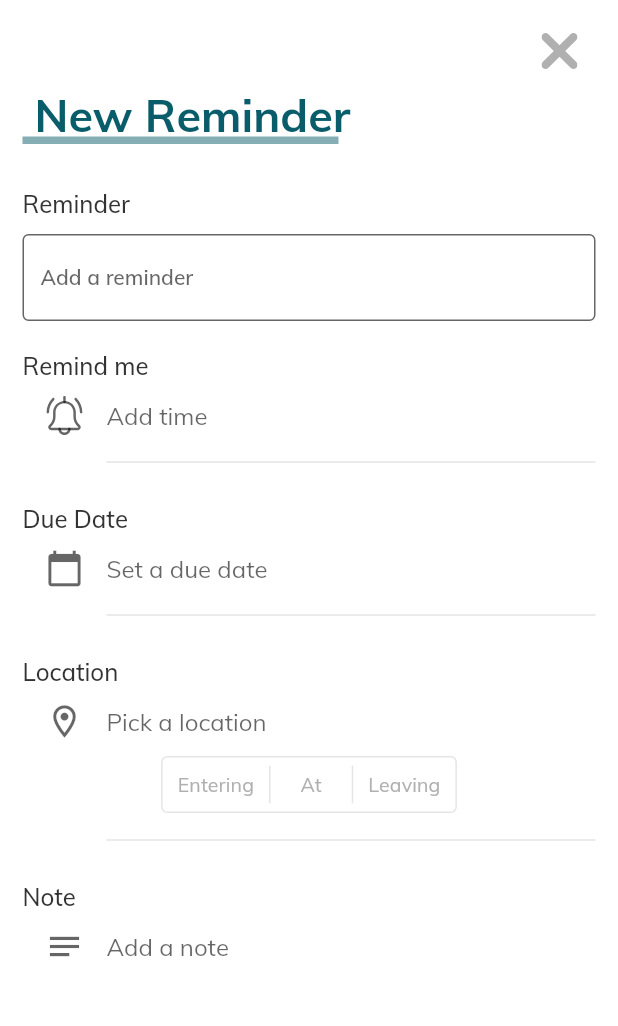
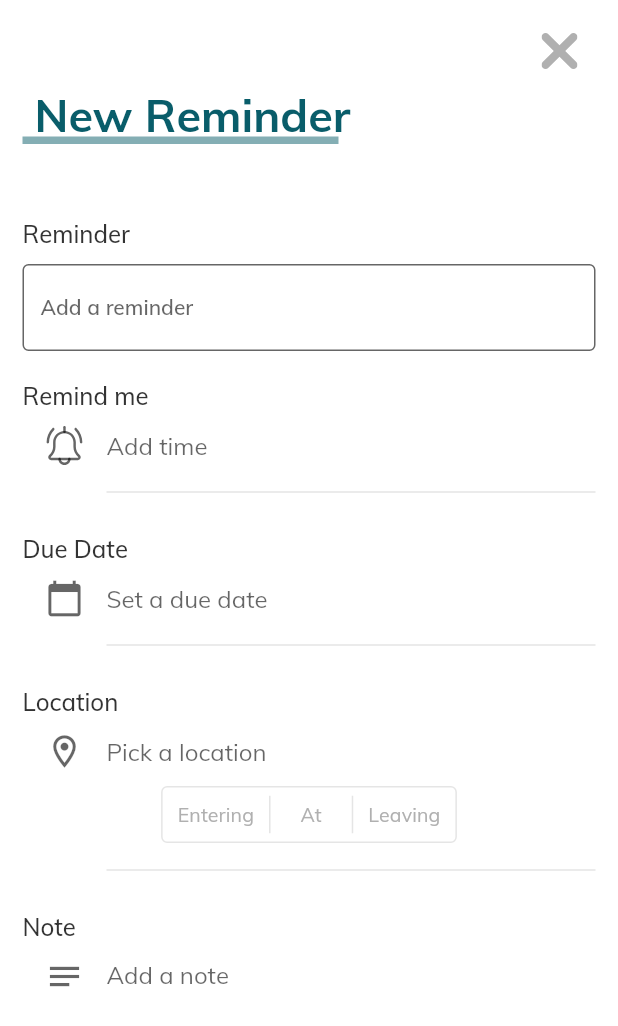
Before and after one commit to softode-code/geo_reminders, a Flutter app: the NewReminder screen opened directly, on a phone screen of 412 x 824 dp. Shown: the top 1026 px of the screen. Run offline on Flutter 3.47's test engine with Material 2 defaults, Android fonts, the phone set to English and light mode, and no system bars; our stand-ins replace flutter_svg, geolocator, google_maps_flutter, sqflite; accounts and stored records are empty.

Commit message:
Note TextFormField

```diff
--- /dev/null
+++ b/lib/screens/new_reminder/location_status.dart
@@ -0,0 +1,97 @@
+import 'package:flutter/material.dart';
+import 'package:geo_reminders/res/colors.dart';
+
+class LocationStatus extends StatelessWidget {
+  LocationStatus({
+    Key key,
+    @required int locationStatus, this.entering, this.at, this.leaving,
+  }) : locationStatus = locationStatus, super(key: key);
+
+  final int locationStatus;
+  final Function entering;
+  final Function at;
+  final Function leaving;
+
+  @override
+  Widget build(BuildContext context) {
+    return Row(
+      mainAxisAlignment: MainAxisAlignment.center,
+      children: [
+        Container(
+          decoration: BoxDecoration(
+            borderRadius: BorderRadius.circular(4.0),
+            color: Colors.transparent,
+            border: Border.all(
+              color: Colors.black.withOpacity(0.1),
+              width: 1
+            )
+          ),
+          child: Row(
+            mainAxisAlignment: MainAxisAlignment.spaceEvenly,
+            children: [
+              InkWell(
+                onTap: entering,
+                child: Container(
+                  decoration: locationStatus != null? ( locationStatus == 1 ? BoxDecoration(
+                    color: primaryLight,
+                    borderRadius: BorderRadius.only(topLeft:Radius.circular(4), bottomLeft:Radius.circular(4))
+                  ) : null ) : null,
+                  padding: EdgeInsets.all(10),
+                  child: Text(
+                    'Entering',
+                    style: locationStatus != null ? (
+                      locationStatus == 1 ? Theme.of(context).textTheme.subtitle2.copyWith(color: Colors.white) : Theme.of(context).textTheme.subtitle2
+                    ) : Theme.of(context).textTheme.subtitle2
+                  ),
+                ),
+              ),
+              Container(
+                width: 1,
+                height: 25,
+                color: Colors.black.withOpacity(0.1),
+
+              ),
+              InkWell(
+                onTap: at,
+                child: Container(
+                  decoration: locationStatus != null? ( locationStatus == 2 ? BoxDecoration(
+                      color: primaryLight,
+                    ) : null ) : null,
+                  padding: EdgeInsets.fromLTRB(20, 10, 20, 10),
+                  child: Text(
+                    'At',
+                    style: locationStatus != null ? (
+                      locationStatus == 2 ? Theme.of(context).textTheme.subtitle2.copyWith(color: Colors.white) : Theme.of(context).textTheme.subtitle2
+                    ) : Theme.of(context).textTheme.subtitle2
+                  ),
+                ),
+              ),
+               Container(
+                width: 1,
+                height: 25,
+                color: Colors.black.withOpacity(0.1),
+
+              ),
+              InkWell(
+                onTap:leaving,
+                child: Container(
+                  decoration: locationStatus != null? ( locationStatus == 3 ? BoxDecoration(
+                      color: primaryLight,
+                      borderRadius: BorderRadius.only(topRight:Radius.circular(4), bottomRight:Radius.circular(4))
+                    ) : null ) : null,
+                  padding: EdgeInsets.all(10),
+                  child: Text(
+                    'Leaving',
+                    style: locationStatus != null ? (
+                      locationStatus == 3 ? Theme.of(context).textTheme.subtitle2.copyWith(color: Colors.white) : Theme.of(context).textTheme.subtitle2
+                    ) : Theme.of(context).textTheme.subtitle2
+                  ),
+                ),
+              )
+            ],
+          )
+        )
+      ],
+    );
+  }
+}
--- a/lib/screens/new_reminder/new_reminder.dart
+++ b/lib/screens/new_reminder/new_reminder.dart
@@ -1,6 +1,7 @@
 import 'package:flutter/material.dart';
 import 'package:flutter_svg/flutter_svg.dart';
 import 'package:geo_reminders/res/colors.dart';
+import 'package:geo_reminders/screens/new_reminder/location_status.dart';
 import 'package:geo_reminders/widgets/cross_button.dart';
 import 'package:geo_reminders/widgets/header_with_underline.dart';
 import 'package:geo_reminders/widgets/outline_input_field_with_title.dart';
@@ -15,6 +16,7 @@ class _NewReminderState extends State<NewReminder> {
   final _formkey = GlobalKey<FormState>();
   String _reminderName;
   int _locationStatus;
+  String _note;
 
   @override
   Widget build(BuildContext context) {
@@ -32,7 +34,7 @@ class _NewReminderState extends State<NewReminder> {
                     children: [
                       CrossButton(),
                       HeaderWithUnderline(text: 'New Reminder'),
-                      SizedBox(height: 30,),
+                      SizedBox(height: 50,),
                       OutlineInputFieldWithTitle(
                         title: 'Reminder',
                         hint: 'Add a reminder',
@@ -132,16 +134,34 @@ class _NewReminderState extends State<NewReminder> {
                         'Note',
                         style: Theme.of(context).textTheme.headline6,
                       ),
-                      SizedBox(height:10),
                       Row(
                         mainAxisAlignment: MainAxisAlignment.start,
+                        crossAxisAlignment: CrossAxisAlignment.start,
                         children: [
                           SizedBox(width:15),
-                          Icon(Icons.notes_outlined, color: hintColor, size: 26,),
+                          Padding(
+                            padding: const EdgeInsets.only(top:10),
+                            child: Icon(Icons.notes_outlined, color: hintColor, size: 26,),
+                          ),
                           SizedBox(width:15),
-                          Text(
-                            'Add a note',
-                            style: Theme.of(context).textTheme.subtitle1,
+                          Expanded(
+                            child: TextFormField(
+                              style: TextStyle(
+                                fontSize: 16,
+                                color: subtitleColor
+                              ),
+                              maxLines: 5,
+                              onChanged: (val)=> setState(()=>_note = val),
+                              validator: (val) => null,
+                              decoration: InputDecoration(
+                                border: InputBorder.none,
+                                enabledBorder: InputBorder.none,
+                                focusedBorder: InputBorder.none,
+                                errorBorder: InputBorder.none,
+                                hintText: 'Add a note',
+                                hintStyle: Theme.of(context).textTheme.subtitle1
+                              ),
+                            ),
                           )
                         ],
                       ),
@@ -156,98 +176,3 @@ class _NewReminderState extends State<NewReminder> {
     );
   }
 }
-
-class LocationStatus extends StatelessWidget {
-  LocationStatus({
-    Key key,
-    @required int locationStatus, this.entering, this.at, this.leaving,
-  }) : locationStatus = locationStatus, super(key: key);
-
-  int locationStatus;
-  final Function entering;
-  final Function at;
-  final Function leaving;
-
-  @override
-  Widget build(BuildContext context) {
-    return Row(
-      mainAxisAlignment: MainAxisAlignment.center,
-      children: [
-        Container(
-          decoration: BoxDecoration(
-            borderRadius: BorderRadius.circular(4.0),
-            color: Colors.transparent,
-            border: Border.all(
-              color: Colors.black.withOpacity(0.1),
-              width: 1
-            )
-          ),
-          child: Row(
-            mainAxisAlignment: MainAxisAlignment.spaceEvenly,
-            children: [
-              InkWell(
-                onTap: entering,
-                child: Container(
-                  decoration: locationStatus != null? ( locationStatus == 1 ? BoxDecoration(
-                    color: primaryLight,
-                    borderRadius: BorderRadius.only(topLeft:Radius.circular(4), bottomLeft:Radius.circular(4))
-                  ) : null ) : null,
-                  padding: EdgeInsets.all(10),
-                  child: Text(
-                    'Entering',
-                    style: locationStatus != null ? (
-                      locationStatus == 1 ? Theme.of(context).textTheme.subtitle2.copyWith(color: Colors.white) : Theme.of(context).textTheme.subtitle2
-                    ) : Theme.of(context).textTheme.subtitle2
-                  ),
-                ),
-              ),
-              Container(
-                width: 1,
-                height: 25,
-                color: Colors.black.withOpacity(0.1),
-
-              ),
-              InkWell(
-                onTap: at,
-                child: Container(
-                  decoration: locationStatus != null? ( locationStatus == 2 ? BoxDecoration(
-                      color: primaryLight,
-                    ) : null ) : null,
-                  padding: EdgeInsets.fromLTRB(20, 10, 20, 10),
-                  child: Text(
-                    'At',
-                    style: locationStatus != null ? (
-                      locationStatus == 2 ? Theme.of(context).textTheme.subtitle2.copyWith(color: Colors.white) : Theme.of(context).textTheme.subtitle2
-                    ) : Theme.of(context).textTheme.subtitle2
-                  ),
-                ),
-              ),
-               Container(
-                width: 1,
-                height: 25,
-                color: Colors.black.withOpacity(0.1),
-
-              ),
-              InkWell(
-                onTap:leaving,
-                child: Container(
-                  decoration: locationStatus != null? ( locationStatus == 3 ? BoxDecoration(
-                      color: primaryLight,
-                      borderRadius: BorderRadius.only(topRight:Radius.circular(4), bottomRight:Radius.circular(4))
-                    ) : null ) : null,
-                  padding: EdgeInsets.all(10),
-                  child: Text(
-                    'Leaving',
-                    style: locationStatus != null ? (
-                      locationStatus == 3 ? Theme.of(context).textTheme.subtitle2.copyWith(color: Colors.white) : Theme.of(context).textTheme.subtitle2
-                    ) : Theme.of(context).textTheme.subtitle2
-                  ),
-                ),
-              )
-            ],
-          )
-        )
-      ],
-    );
-  }
-}
```
